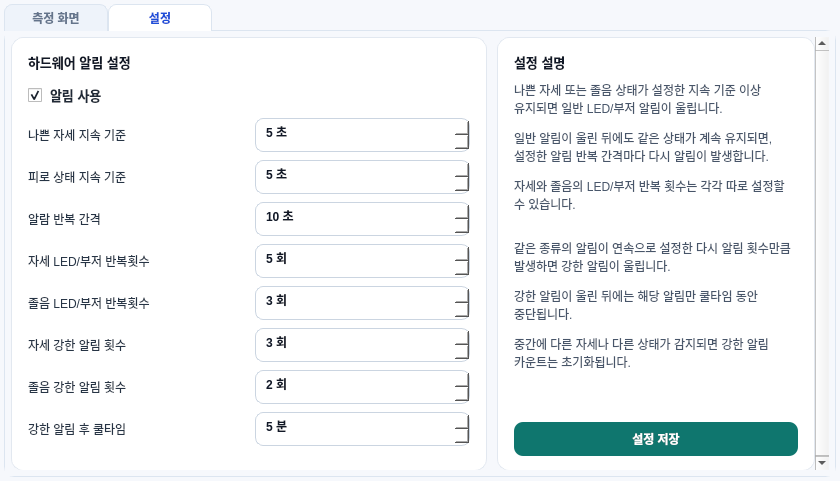
Qt form WorkSpace/pyQt/ui/pocoApplication_Qss.ui (EmbeddedVisionPoseCoach/POCO) before a commit.
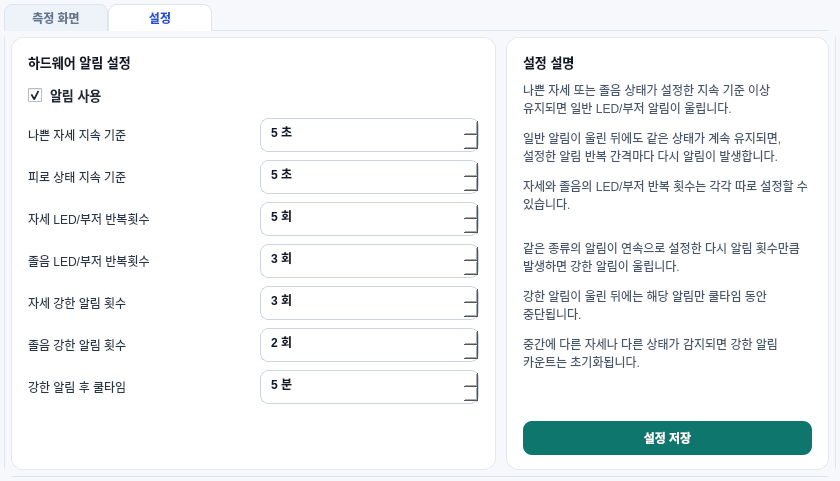
The same form after that commit. The open tabs and pages were chosen to show the change.

Commit message: Docs : 필요없는 UI삭제

Patch:
```diff
--- a/WorkSpace/pyQt/ui/pocoApplication_Qss.ui
+++ b/WorkSpace/pyQt/ui/pocoApplication_Qss.ui
@@ -701,8 +701,8 @@
             <rect>
              <x>0</x>
              <y>0</y>
-             <width>781</width>
-             <height>438</height>
+             <width>818</width>
+             <height>433</height>
             </rect>
            </property>
            <layout class="QHBoxLayout" name="settingsContentLayout" stretch="3,2">
@@ -776,6 +776,68 @@
                  <property name="verticalSpacing">
                   <number>8</number>
                  </property>
+                 <item row="2" column="1">
+                  <widget class="QSpinBox" name="spinPostureAlertCount">
+                   <property name="suffix">
+                    <string> 회</string>
+                   </property>
+                   <property name="minimum">
+                    <number>1</number>
+                   </property>
+                   <property name="maximum">
+                    <number>20</number>
+                   </property>
+                   <property name="value">
+                    <number>5</number>
+                   </property>
+                  </widget>
+                 </item>
+                 <item row="4" column="0">
+                  <widget class="QLabel" name="labelPostureStrongLimitTitle">
+                   <property name="text">
+                    <string>자세 강한 알림 횟수</string>
+                   </property>
+                   <property name="alignment">
+                    <set>Qt::AlignLeading|Qt::AlignLeft|Qt::AlignVCenter</set>
+                   </property>
+                  </widget>
+                 </item>
+                 <item row="5" column="0">
+                  <widget class="QLabel" name="labelDrowsyStrongLimitTitle">
+                   <property name="text">
+                    <string>졸음 강한 알림 횟수</string>
+                   </property>
+                   <property name="alignment">
+                    <set>Qt::AlignLeading|Qt::AlignLeft|Qt::AlignVCenter</set>
+                   </property>
+                  </widget>
+                 </item>
+                 <item row="3" column="1">
+                  <widget class="QSpinBox" name="spinDrowsyAlertCount">
+                   <property name="suffix">
+                    <string> 회</string>
+                   </property>
+                   <property name="minimum">
+                    <number>1</number>
+                   </property>
+                   <property name="maximum">
+                    <number>20</number>
+                   </property>
+                   <property name="value">
+                    <number>3</number>
+                   </property>
+                  </widget>
+                 </item>
+                 <item row="3" column="0">
+                  <widget class="QLabel" name="labelDrowsyAlertCountTitle">
+                   <property name="text">
+                    <string>졸음 LED/부저 반복횟수</string>
+                   </property>
+                   <property name="alignment">
+                    <set>Qt::AlignLeading|Qt::AlignLeft|Qt::AlignVCenter</set>
+                   </property>
+                  </widget>
+                 </item>
                  <item row="0" column="1">
                   <widget class="QSpinBox" name="spinBadPostureDurationSec">
                    <property name="suffix">
@@ -792,23 +854,7 @@
                    </property>
                   </widget>
                  </item>
-                 <item row="1" column="1">
-                  <widget class="QSpinBox" name="spinFatigueDurationSec">
-                   <property name="suffix">
-                    <string> 초</string>
-                   </property>
-                   <property name="minimum">
-                    <number>1</number>
-                   </property>
-                   <property name="maximum">
-                    <number>300</number>
-                   </property>
-                   <property name="value">
-                    <number>5</number>
-                   </property>
-                  </widget>
-                 </item>
-                 <item row="7" column="0">
+                 <item row="6" column="0">
                   <widget class="QLabel" name="labelStrongCooldownTitle">
                    <property name="text">
                     <string>강한 알림 후 쿨타임</string>
@@ -818,49 +864,23 @@
                    </property>
                   </widget>
                  </item>
+                 <item row="4" column="1">
+                  <widget class="QSpinBox" name="spinPostureStrongLimit">
+                   <property name="suffix">
+                    <string> 회</string>
+                   </property>
+                   <property name="minimum">
+                    <number>1</number>
+                   </property>
+                   <property name="maximum">
+                    <number>20</number>
+                   </property>
+                   <property name="value">
+                    <number>3</number>
+                   </property>
+                  </widget>
+                 </item>
                  <item row="6" column="1">
-                  <widget class="QSpinBox" name="spinDrowsyStrongLimit">
-                   <property name="suffix">
-                    <string> 회</string>
-                   </property>
-                   <property name="minimum">
-                    <number>1</number>
-                   </property>
-                   <property name="maximum">
-                    <number>20</number>
-                   </property>
-                   <property name="value">
-                    <number>2</number>
-                   </property>
-                  </widget>
-                 </item>
-                 <item row="3" column="1">
-                  <widget class="QSpinBox" name="spinPostureAlertCount">
-                   <property name="suffix">
-                    <string> 회</string>
-                   </property>
-                   <property name="minimum">
-                    <number>1</number>
-                   </property>
-                   <property name="maximum">
-                    <number>20</number>
-                   </property>
-                   <property name="value">
-                    <number>5</number>
-                   </property>
-                  </widget>
-                 </item>
-                 <item row="3" column="0">
-                  <widget class="QLabel" name="labelPostureAlertCountTitle">
-                   <property name="text">
-                    <string>자세 LED/부저 반복횟수</string>
-                   </property>
-                   <property name="alignment">
-                    <set>Qt::AlignLeading|Qt::AlignLeft|Qt::AlignVCenter</set>
-                   </property>
-                  </widget>
-                 </item>
-                 <item row="7" column="1">
                   <widget class="QSpinBox" name="spinStrongAlertCooldownMin">
                    <property name="suffix">
                     <string> 분</string>
@@ -876,36 +896,6 @@
                    </property>
                   </widget>
                  </item>
-                 <item row="2" column="0">
-                  <widget class="QLabel" name="labelRepeatAlarmTitle">
-                   <property name="text">
-                    <string>알람 반복 간격</string>
-                   </property>
-                   <property name="alignment">
-                    <set>Qt::AlignLeading|Qt::AlignLeft|Qt::AlignVCenter</set>
-                   </property>
-                  </widget>
-                 </item>
-                 <item row="5" column="0">
-                  <widget class="QLabel" name="labelPostureStrongLimitTitle">
-                   <property name="text">
-                    <string>자세 강한 알림 횟수</string>
-                   </property>
-                   <property name="alignment">
-                    <set>Qt::AlignLeading|Qt::AlignLeft|Qt::AlignVCenter</set>
-                   </property>
-                  </widget>
-                 </item>
-                 <item row="6" column="0">
-                  <widget class="QLabel" name="labelDrowsyStrongLimitTitle">
-                   <property name="text">
-                    <string>졸음 강한 알림 횟수</string>
-                   </property>
-                   <property name="alignment">
-                    <set>Qt::AlignLeading|Qt::AlignLeft|Qt::AlignVCenter</set>
-                   </property>
-                  </widget>
-                 </item>
                  <item row="1" column="0">
                   <widget class="QLabel" name="labelFatigueDurationTitle">
                    <property name="text">
@@ -916,8 +906,18 @@
                    </property>
                   </widget>
                  </item>
-                 <item row="2" column="1">
-                  <widget class="QSpinBox" name="spinRepeatAlarmSec">
+                 <item row="2" column="0">
+                  <widget class="QLabel" name="labelPostureAlertCountTitle">
+                   <property name="text">
+                    <string>자세 LED/부저 반복횟수</string>
+                   </property>
+                   <property name="alignment">
+                    <set>Qt::AlignLeading|Qt::AlignLeft|Qt::AlignVCenter</set>
+                   </property>
+                  </widget>
+                 </item>
+                 <item row="1" column="1">
+                  <widget class="QSpinBox" name="spinFatigueDurationSec">
                    <property name="suffix">
                     <string> 초</string>
                    </property>
@@ -925,10 +925,26 @@
                     <number>1</number>
                    </property>
                    <property name="maximum">
-                    <number>600</number>
+                    <number>300</number>
                    </property>
                    <property name="value">
-                    <number>10</number>
+                    <number>5</number>
+                   </property>
+                  </widget>
+                 </item>
+                 <item row="5" column="1">
+                  <widget class="QSpinBox" name="spinDrowsyStrongLimit">
+                   <property name="suffix">
+                    <string> 회</string>
+                   </property>
+                   <property name="minimum">
+                    <number>1</number>
+                   </property>
+                   <property name="maximum">
+                    <number>20</number>
+                   </property>
+                   <property name="value">
+                    <number>2</number>
                    </property>
                   </widget>
                  </item>
@@ -942,48 +958,6 @@
                    </property>
                   </widget>
                  </item>
-                 <item row="5" column="1">
-                  <widget class="QSpinBox" name="spinPostureStrongLimit">
-                   <property name="suffix">
-                    <string> 회</string>
-                   </property>
-                   <property name="minimum">
-                    <number>1</number>
-                   </property>
-                   <property name="maximum">
-                    <number>20</number>
-                   </property>
-                   <property name="value">
-                    <number>3</number>
-                   </property>
-                  </widget>
-                 </item>
-                 <item row="4" column="1">
-                  <widget class="QSpinBox" name="spinDrowsyAlertCount">
-                   <property name="suffix">
-                    <string> 회</string>
-                   </property>
-                   <property name="minimum">
-                    <number>1</number>
-                   </property>
-                   <property name="maximum">
-                    <number>20</number>
-                   </property>
-                   <property name="value">
-                    <number>3</number>
-                   </property>
-                  </widget>
-                 </item>
-                 <item row="4" column="0">
-                  <widget class="QLabel" name="labelDrowsyAlertCountTitle">
-                   <property name="text">
-                    <string>졸음 LED/부저 반복횟수</string>
-                   </property>
-                   <property name="alignment">
-                    <set>Qt::AlignLeading|Qt::AlignLeft|Qt::AlignVCenter</set>
-                   </property>
-                  </widget>
-                 </item>
                 </layout>
                </item>
                <item>
```
Left out of the diff: 2 changed lines with no effect on the pictures.
